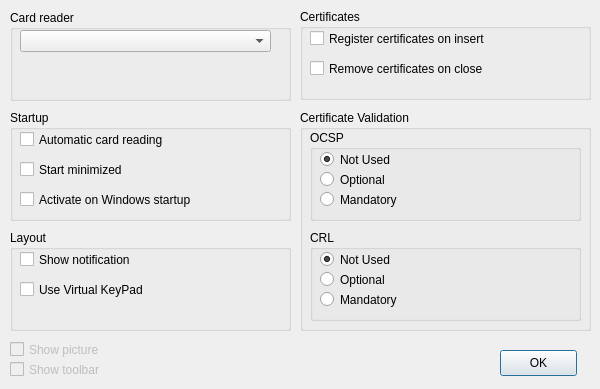
The window that pteid-mw/_src/eidmw/eidgui/dlgOptions.ui (amagovpt/autenticacao.gov) describes before a commit, drawn with Qt 5.
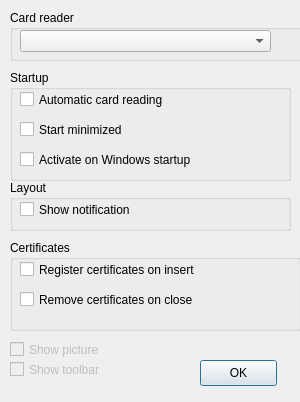
The same window after the commit.

Diff of the .ui file:
```diff
--- a/pteid-mw/_src/eidmw/eidgui/dlgOptions.ui
+++ b/pteid-mw/_src/eidmw/eidgui/dlgOptions.ui
@@ -6,8 +6,8 @@
    <rect>
     <x>0</x>
     <y>0</y>
-    <width>600</width>
-    <height>389</height>
+    <width>300</width>
+    <height>402</height>
    </rect>
   </property>
   <property name="sizePolicy">
@@ -32,7 +32,7 @@
    <property name="geometry">
     <rect>
      <x>10</x>
-     <y>110</y>
+     <y>70</y>
      <width>281</width>
      <height>111</height>
     </rect>
@@ -92,8 +92,8 @@
   <widget class="QGroupBox" name="groupBox">
    <property name="geometry">
     <rect>
-     <x>300</x>
-     <y>9</y>
+     <x>10</x>
+     <y>240</y>
      <width>291</width>
      <height>91</height>
     </rect>
@@ -132,27 +132,14 @@
    <property name="geometry">
     <rect>
      <x>10</x>
-     <y>230</y>
+     <y>180</y>
      <width>281</width>
-     <height>101</height>
+     <height>51</height>
     </rect>
    </property>
    <property name="title">
     <string>Layout</string>
    </property>
-   <widget class="QCheckBox" name="chbUseKeyPad">
-    <property name="geometry">
-     <rect>
-      <x>10</x>
-      <y>50</y>
-      <width>261</width>
-      <height>19</height>
-     </rect>
-    </property>
-    <property name="text">
-     <string>Use Virtual KeyPad</string>
-    </property>
-   </widget>
    <widget class="QCheckBox" name="chbShowNotification">
     <property name="geometry">
      <rect>
@@ -172,8 +159,8 @@
     <rect>
      <x>10</x>
      <y>10</y>
-     <width>281</width>
-     <height>91</height>
+     <width>301</width>
+     <height>51</height>
     </rect>
    </property>
    <property name="title">
@@ -190,134 +177,11 @@
     </property>
    </widget>
   </widget>
-  <widget class="QGroupBox" name="grpCertValidation">
-   <property name="geometry">
-    <rect>
-     <x>300</x>
-     <y>110</y>
-     <width>291</width>
-     <height>221</height>
-    </rect>
-   </property>
-   <property name="title">
-    <string>Certificate Validation</string>
-   </property>
-   <widget class="QGroupBox" name="grpOCSP">
-    <property name="geometry">
-     <rect>
-      <x>10</x>
-      <y>20</y>
-      <width>271</width>
-      <height>91</height>
-     </rect>
-    </property>
-    <property name="title">
-     <string>OCSP</string>
-    </property>
-    <widget class="QRadioButton" name="rbOCSPNotUsed">
-     <property name="geometry">
-      <rect>
-       <x>10</x>
-       <y>20</y>
-       <width>231</width>
-       <height>19</height>
-      </rect>
-     </property>
-     <property name="text">
-      <string>Not Used</string>
-     </property>
-     <property name="checked">
-      <bool>true</bool>
-     </property>
-    </widget>
-    <widget class="QRadioButton" name="rbOCSPOptional">
-     <property name="geometry">
-      <rect>
-       <x>10</x>
-       <y>40</y>
-       <width>231</width>
-       <height>19</height>
-      </rect>
-     </property>
-     <property name="text">
-      <string>Optional</string>
-     </property>
-    </widget>
-    <widget class="QRadioButton" name="rbOCSPMandatory">
-     <property name="geometry">
-      <rect>
-       <x>10</x>
-       <y>60</y>
-       <width>221</width>
-       <height>19</height>
-      </rect>
-     </property>
-     <property name="text">
-      <string>Mandatory</string>
-     </property>
-    </widget>
-   </widget>
-   <widget class="QGroupBox" name="grpCRL">
-    <property name="geometry">
-     <rect>
-      <x>10</x>
-      <y>120</y>
-      <width>271</width>
-      <height>91</height>
-     </rect>
-    </property>
-    <property name="title">
-     <string>CRL</string>
-    </property>
-    <widget class="QRadioButton" name="rbCRLNotUsed">
-     <property name="geometry">
-      <rect>
-       <x>10</x>
-       <y>20</y>
-       <width>221</width>
-       <height>19</height>
-      </rect>
-     </property>
-     <property name="text">
-      <string>Not Used</string>
-     </property>
-     <property name="checked">
-      <bool>true</bool>
-     </property>
-    </widget>
-    <widget class="QRadioButton" name="rbCRLOptional">
-     <property name="geometry">
-      <rect>
-       <x>10</x>
-       <y>40</y>
-       <width>231</width>
-       <height>19</height>
-      </rect>
-     </property>
-     <property name="text">
-      <string>Optional</string>
-     </property>
-    </widget>
-    <widget class="QRadioButton" name="rbCRLMandatory">
-     <property name="geometry">
-      <rect>
-       <x>10</x>
-       <y>60</y>
-       <width>231</width>
-       <height>19</height>
-      </rect>
-     </property>
-     <property name="text">
-      <string>Mandatory</string>
-     </property>
-    </widget>
-   </widget>
-  </widget>
   <widget class="QPushButton" name="okButton">
    <property name="geometry">
     <rect>
-     <x>500</x>
-     <y>350</y>
+     <x>200</x>
+     <y>360</y>
      <width>77</width>
      <height>26</height>
     </rect>
```
